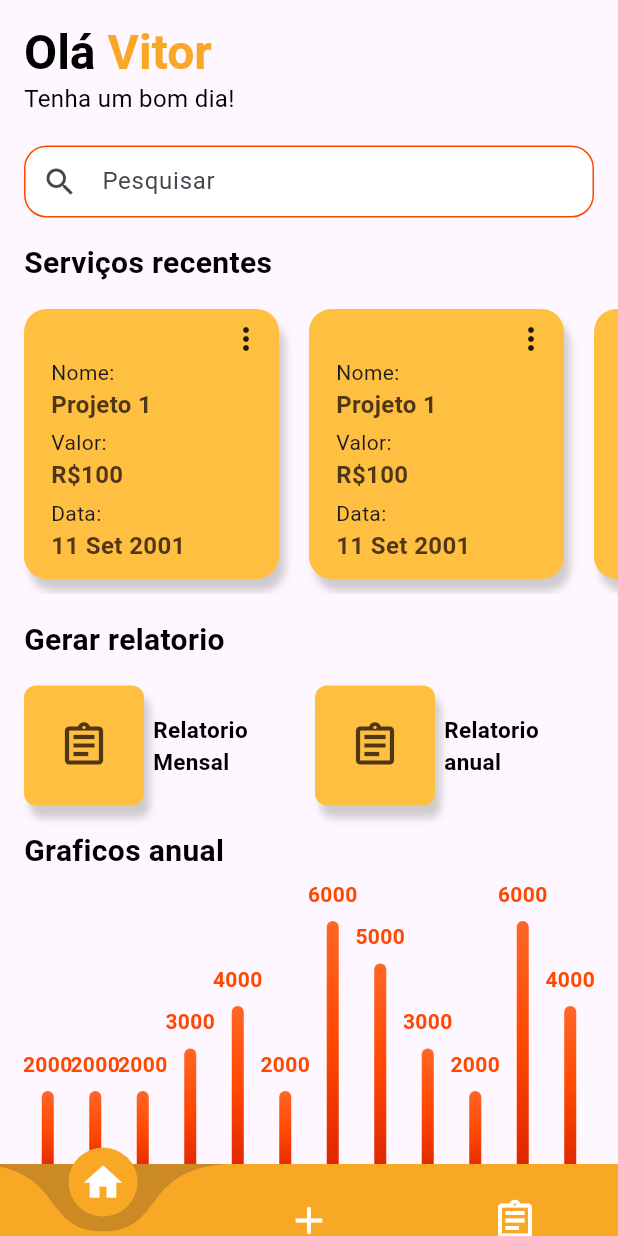
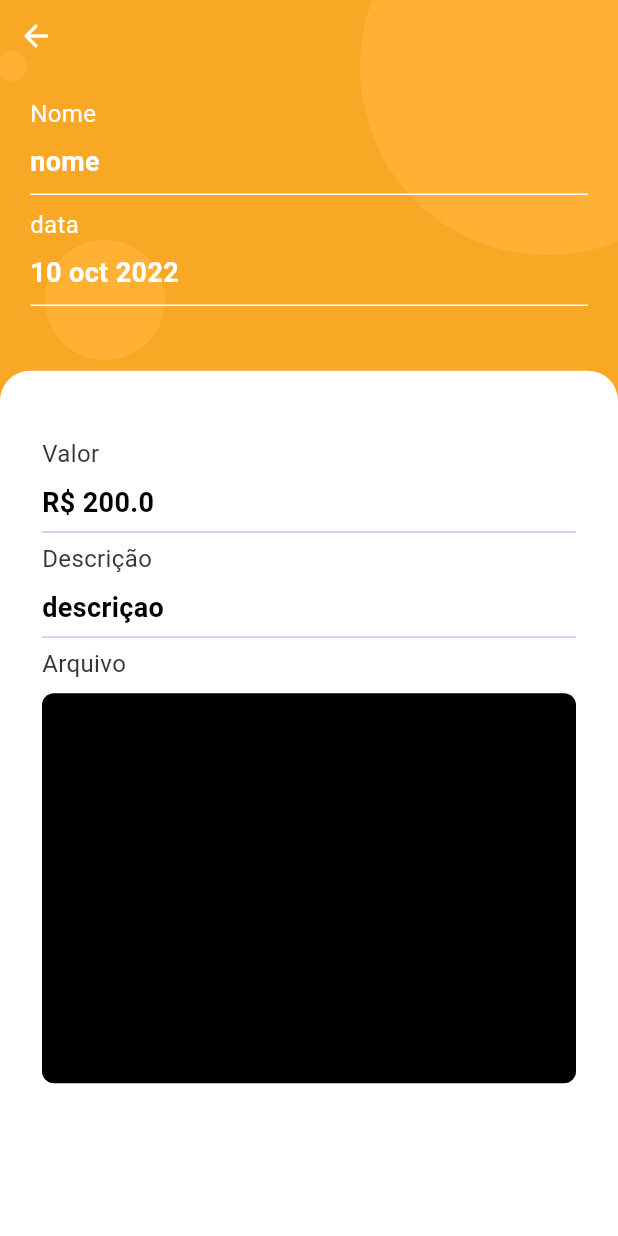
Before and after one commit to Matheus-Tankian/gerencia_ai, a Flutter app: the Home screen opened by its route, after a tap on "Nome:", on a phone screen of 412 x 824 dp. Run offline on Flutter 3.47's test engine with Material 2 defaults, Android fonts, the phone set to English and light mode, and no system bars; drawn by our look-alikes of curved_navigation_bar, fl_chart; our stand-ins replace file_picker.

Commit message:
criando pagina nova

```diff
--- a/gerenciaai/lib/main.dart
+++ b/gerenciaai/lib/main.dart
@@ -5,6 +5,7 @@ import 'package:gerenciaai/src/home/home.dart';
 import 'package:gerenciaai/src/login_page/create_account_view.dart';
 import 'package:gerenciaai/src/login_page/login_view.dart';
 import 'package:gerenciaai/src/splash_page/splash_view.dart';
+import 'package:gerenciaai/src/widgets/page_nota.dart';
 
 void main() {
   WidgetsFlutterBinding.ensureInitialized();
--- a/gerenciaai/lib/src/app/routes/routes.dart
+++ b/gerenciaai/lib/src/app/routes/routes.dart
@@ -3,4 +3,5 @@ class Routes {
   static const String loginPage = '/login';
   static const String createAccountPage = '/createAccount';
   static const String homePage = '/home';
+  static const String pageNota = '/pageNota';
 }
--- a/gerenciaai/lib/src/home/add_page.dart
+++ b/gerenciaai/lib/src/home/add_page.dart
@@ -16,7 +16,8 @@ class _AddPageState extends State<AddPage> {
 
   @override
   Widget build(BuildContext context) {
-    return Scaffold(
+    return SafeArea(
+      child: Scaffold(
         body: SingleChildScrollView(
           physics: const BouncingScrollPhysics(),
           padding: const EdgeInsets.all(16),
@@ -97,7 +98,8 @@ class _AddPageState extends State<AddPage> {
                           padding: const EdgeInsets.all(0),
                           shape: RoundedRectangleBorder(
                             borderRadius: BorderRadius.circular(2),
-                          side: const BorderSide(color: Colors.black, width: 1),
+                            side:
+                                const BorderSide(color: Colors.black, width: 1),
                           ),
                         ),
                         child: SizedBox(
@@ -135,6 +137,7 @@ class _AddPageState extends State<AddPage> {
             ],
           ),
         ),
+      ),
     );
   }
 }
--- a/gerenciaai/lib/src/home/home.dart
+++ b/gerenciaai/lib/src/home/home.dart
@@ -1,8 +1,11 @@
+import 'dart:developer';
+
 import 'package:curved_navigation_bar/curved_navigation_bar.dart';
 import 'package:flutter/material.dart';
 import 'package:gerenciaai/src/home/add_page.dart';
 import 'package:gerenciaai/src/home/home_page.dart';
 import 'package:gerenciaai/src/widgets/card_notas_widget.dart';
+import 'package:gerenciaai/src/widgets/page_nota.dart';
 
 class Home extends StatefulWidget {
   const Home({super.key});
@@ -119,13 +122,28 @@ class ThirdPage extends StatelessWidget {
                   crossAxisCount: 2,
                 ),
                 itemBuilder: (BuildContext context, int index) {
-                  return const Padding(
-                    padding: EdgeInsets.only(
+                  return Padding(
+                    padding: const EdgeInsets.only(
                       top: 16,
                       left: 8,
                       right: 8,
                     ),
-                    child: CardNotaWidget(),
+                    child: CardNotaWidget(
+                      tap: () {
+                        Navigator.push(
+                          context,
+                          MaterialPageRoute(
+                            builder: (context) => PageNota(
+                              id: index,
+                              nome: 'nome',
+                              data: '1$index oct 2022',
+                              descricao: 'descriçao',
+                              valor: 200,
+                            ),
+                          ),
+                        );
+                      },
+                    ),
                   );
                 },
               ),
--- a/gerenciaai/lib/src/home/home_page.dart
+++ b/gerenciaai/lib/src/home/home_page.dart
@@ -3,6 +3,7 @@ import 'dart:developer';
 import 'package:flutter/material.dart';
 import 'package:gerenciaai/src/widgets/card_notas_widget.dart';
 import 'package:gerenciaai/src/widgets/chart_widget.dart';
+import 'package:gerenciaai/src/widgets/page_nota.dart';
 import 'package:gerenciaai/src/widgets/textfield_widget.dart';
 
 class HomePage extends StatelessWidget {
@@ -81,8 +82,22 @@ class HomePage extends StatelessWidget {
                         onTap: () {
                           log('item: $index');
                         },
-                        child: const CardNotaWidget(
+                        child: CardNotaWidget(
                           height: 180,
+                          tap: () {
+                            Navigator.push(
+                              context,
+                              MaterialPageRoute(
+                                builder: (context) => PageNota(
+                                  id: index,
+                                  nome: 'nome',
+                                  data: '1$index oct 2022',
+                                  descricao: 'descriçao',
+                                  valor: 200,
+                                ),
+                              ),
+                            );
+                          },
                         ),
                       ),
                     );
--- a/gerenciaai/lib/src/splash_page/splash_view.dart
+++ b/gerenciaai/lib/src/splash_page/splash_view.dart
@@ -19,7 +19,8 @@ class _SplashViewState extends State<SplashView> {
 
   @override
   Widget build(BuildContext context) {
-    return Scaffold(
+    return SafeArea(
+      child: Scaffold(
         body: Center(
           child: RichText(
             text: const TextSpan(
@@ -41,6 +42,7 @@ class _SplashViewState extends State<SplashView> {
                 ]),
           ),
         ),
+      ),
     );
   }
 }
--- a/gerenciaai/lib/src/widgets/card_notas_widget.dart
+++ b/gerenciaai/lib/src/widgets/card_notas_widget.dart
@@ -1,17 +1,20 @@
 import 'dart:developer';
 
 import 'package:flutter/material.dart';
+import 'package:gerenciaai/src/widgets/page_nota.dart';
 
 class CardNotaWidget extends StatelessWidget {
-  const CardNotaWidget(
-      {super.key,
+  const CardNotaWidget({
+    super.key,
     this.width,
     this.height,
     this.cardDecoration,
     this.cardPadding,
     this.titleCard,
     this.valorText,
-      this.dataText});
+    this.dataText,
+    required this.tap,
+  });
 
   final double? width;
   final double? height;
@@ -20,13 +23,27 @@ class CardNotaWidget extends StatelessWidget {
   final Text? titleCard;
   final Text? valorText;
   final Text? dataText;
+  final Function() tap;
 
   @override
   Widget build(BuildContext context) {
     return InkWell(
-      onTap: () {
-        log('Card');
-      },
+      onTap: tap,
+      // () {
+      // log('Card');
+      // Navigator.push(
+      //   context,
+      //   MaterialPageRoute(
+      //     builder: (context) => const PageNota(
+      //       id: 1,
+      //       nome: 'nome',
+      //       data: '10 oct 2022',
+      //       descricao: 'descriçao',
+      //       valor: 200,
+      //     ),
+      //   ),
+      // );
+      // },
       child: Container(
         width: width ?? 170,
         height: height ?? 180,
@@ -40,7 +57,7 @@ class CardNotaWidget extends StatelessWidget {
                 BoxShadow(
                   color: Colors.grey.withOpacity(0.5),
                   blurRadius: 4,
-                  offset: const Offset(4, 8), // changes position of shadow
+                  offset: const Offset(4, 8),
                 ),
               ],
             ),
@@ -54,31 +71,12 @@ class CardNotaWidget extends StatelessWidget {
           child: Column(
             crossAxisAlignment: CrossAxisAlignment.start,
             children: [
-              Align(
-                alignment: Alignment.topRight,
-                child: InkWell(
-                  onTap: () {
-                    log('valor icone');
-                  },
-                  child: const Icon(Icons.more_vert),
-                ),
-              ),
+              const SizedBox(height: 10),
               const Text('Nome:'),
               titleCard ??
                   const Text(
                     'Projeto 1 ',
                     overflow: TextOverflow.ellipsis,
-                    style: TextStyle(
-                      color: Color(0xff4f3716),
-                      fontSize: 16,
-                      fontWeight: FontWeight.bold,
-                    ),
-                  ),
-              const SizedBox(height: 4),
-              const Text('Valor:'),
-              valorText ??
-                  const Text(
-                    'R\$100',
                     style: TextStyle(
                       color: Color(0xff4f3716),
                       fontSize: 16,
@@ -96,6 +94,18 @@ class CardNotaWidget extends StatelessWidget {
                       fontWeight: FontWeight.bold,
                     ),
                   ),
+              const SizedBox(height: 4),
+              const Text('Valor:'),
+              valorText ??
+                  const Text(
+                    'R\$ 100',
+                    style: TextStyle(
+                      color: Color(0xff4f3716),
+                      fontSize: 16,
+                      fontWeight: FontWeight.bold,
+                    ),
+                  ),
+              const SizedBox(height: 4),
             ],
           ),
         ),
--- a/gerenciaai/lib/src/widgets/chart_widget.dart
+++ b/gerenciaai/lib/src/widgets/chart_widget.dart
@@ -137,7 +137,7 @@ class BarChartWidget extends StatelessWidget {
           x: 0,
           barRods: [
             BarChartRodData(
-              toY: 2000,
+              toY: 2500,
               gradient: _barsGradient,
             )
           ],
@@ -147,7 +147,7 @@ class BarChartWidget extends StatelessWidget {
           x: 1,
           barRods: [
             BarChartRodData(
-              toY: 2000,
+              toY: 2200,
               gradient: _barsGradient,
             )
           ],
@@ -157,7 +157,7 @@ class BarChartWidget extends StatelessWidget {
           x: 2,
           barRods: [
             BarChartRodData(
-              toY: 2000,
+              toY: 1600,
               gradient: _barsGradient,
             )
           ],
--- /dev/null
+++ b/gerenciaai/lib/src/widgets/page_nota.dart
@@ -0,0 +1,234 @@
+import 'package:flutter/material.dart';
+
+class PageNota extends StatelessWidget {
+  const PageNota({
+    super.key,
+    this.nome,
+    this.data,
+    this.valor,
+    this.descricao,
+    this.id,
+  });
+
+  final String? nome;
+  final String? data;
+  final double? valor;
+  final String? descricao;
+  final int? id;
+
+  @override
+  Widget build(BuildContext context) {
+    return SafeArea(
+      child: Scaffold(
+        body: Stack(
+          alignment: Alignment.bottomCenter,
+          children: <Widget>[
+            Container(
+              color: const Color(0xffF9A826),
+              width: double.infinity,
+              height: double.infinity,
+            ),
+            Positioned(
+              top: 34,
+              left: -2,
+              child: Container(
+                height: 20,
+                width: 20,
+                decoration: const BoxDecoration(
+                  color: Color(0xffFFB133),
+                  borderRadius: BorderRadius.all(Radius.circular(12)),
+                ),
+              ),
+            ),
+            Positioned(
+              top: -80,
+              left: 240,
+              child: Container(
+                height: 250,
+                width: 250,
+                decoration: const BoxDecoration(
+                  color: Color(0xffFFB133),
+                  borderRadius: BorderRadius.all(Radius.circular(125)),
+                ),
+              ),
+            ),
+            Positioned(
+              top: 160,
+              left: 30,
+              child: Container(
+                height: 80,
+                width: 80,
+                decoration: const BoxDecoration(
+                  color: Color(0xffFFB133),
+                  borderRadius: BorderRadius.all(Radius.circular(40)),
+                ),
+              ),
+            ),
+            Column(
+              mainAxisAlignment: MainAxisAlignment.start,
+              crossAxisAlignment: CrossAxisAlignment.start,
+              children: [
+                IconButton(
+                  onPressed: () {
+                    Navigator.pop(context);
+                  },
+                  icon: const Icon(
+                    Icons.arrow_back_rounded,
+                    color: Colors.white,
+                    size: 24,
+                  ),
+                ),
+                const SizedBox(height: 16),
+                Padding(
+                  padding: const EdgeInsets.symmetric(horizontal: 20),
+                  child: Column(
+                    mainAxisAlignment: MainAxisAlignment.start,
+                    crossAxisAlignment: CrossAxisAlignment.start,
+                    children: [
+                      const Text(
+                        'Nome',
+                        style: TextStyle(
+                          color: Colors.white,
+                          fontSize: 16,
+                          fontWeight: FontWeight.normal,
+                        ),
+                      ),
+                      const SizedBox(height: 8),
+                      Text(
+                        nome!,
+                        style: const TextStyle(
+                          color: Colors.white,
+                          fontSize: 18,
+                          fontWeight: FontWeight.bold,
+                        ),
+                      ),
+                      const SizedBox(height: 8),
+                      const Divider(
+                        color: Colors.white,
+                        height: 1,
+                      ),
+                      const SizedBox(height: 8),
+                      const Text(
+                        'data',
+                        style: TextStyle(
+                          color: Colors.white,
+                          fontSize: 16,
+                          fontWeight: FontWeight.normal,
+                        ),
+                      ),
+                      const SizedBox(height: 8),
+                      Text(
+                        data!,
+                        style: const TextStyle(
+                          color: Colors.white,
+                          fontSize: 18,
+                          fontWeight: FontWeight.bold,
+                        ),
+                      ),
+                      const SizedBox(height: 8),
+                      const Divider(
+                        color: Colors.white,
+                        height: 1,
+                      ),
+                    ],
+                  ),
+                ),
+              ],
+            ),
+            Positioned(
+              child: Container(
+                decoration: const BoxDecoration(
+                  color: Colors.white,
+                  borderRadius: BorderRadius.only(
+                    topLeft: Radius.circular(20),
+                    topRight: Radius.circular(20),
+                  ),
+                ),
+                height: MediaQuery.of(context).size.height * 0.70,
+                child: Padding(
+                  padding: const EdgeInsets.symmetric(
+                    vertical: 44,
+                    horizontal: 28,
+                  ),
+                  child: Column(
+                    crossAxisAlignment: CrossAxisAlignment.start,
+                    children: [
+                      const Text(
+                        'Valor',
+                        style: TextStyle(
+                          color: Color.fromARGB(255, 53, 53, 55),
+                          fontWeight: FontWeight.normal,
+                          fontSize: 16,
+                        ),
+                      ),
+                      const SizedBox(height: 8),
+                      Text(
+                        'R\$ ${valor!}',
+                        style: const TextStyle(
+                          color: Colors.black,
+                          fontWeight: FontWeight.bold,
+                          fontSize: 18,
+                        ),
+                      ),
+                      const SizedBox(height: 6),
+                      const Divider(
+                        color: Color(0XFFBFC8E8),
+                        height: 1,
+                      ),
+                      const SizedBox(height: 6),
+                      const Text(
+                        'Descrição',
+                        style: TextStyle(
+                          color: Color.fromARGB(255, 53, 53, 55),
+                          fontWeight: FontWeight.normal,
+                          fontSize: 16,
+                        ),
+                      ),
+                      const SizedBox(height: 8),
+                      SizedBox(
+                        width: double.infinity,
+                        child: Text(
+                          descricao!,
+                          style: const TextStyle(
+                            color: Colors.black,
+                            fontWeight: FontWeight.bold,
+                            fontSize: 18,
+                          ),
+                        ),
+                      ),
+                      const SizedBox(height: 6),
+                      const Divider(
+                        color: Color(0XFFBFC8E8),
+                        height: 1,
+                      ),
+                      const SizedBox(height: 6),
+                      const Text(
+                        'Arquivo',
+                        style: TextStyle(
+                          color: Color.fromARGB(255, 53, 53, 55),
+                          fontWeight: FontWeight.normal,
+                          fontSize: 16,
+                        ),
+                      ),
+                      const SizedBox(height: 8),
+                      Container(
+                        height: 260,
+                        width: double.infinity,
+                        decoration: const BoxDecoration(
+                          color: Colors.black,
+                          borderRadius: BorderRadius.all(
+                            Radius.circular(8),
+                          ),
+                        ),
+                      ),
+                    ],
+                  ),
+                ),
+              ),
+            ),
+          ],
+        ),
+      ),
+    );
+  }
+}
```
Lines whose indentation alone changed are shown as unchanged.
